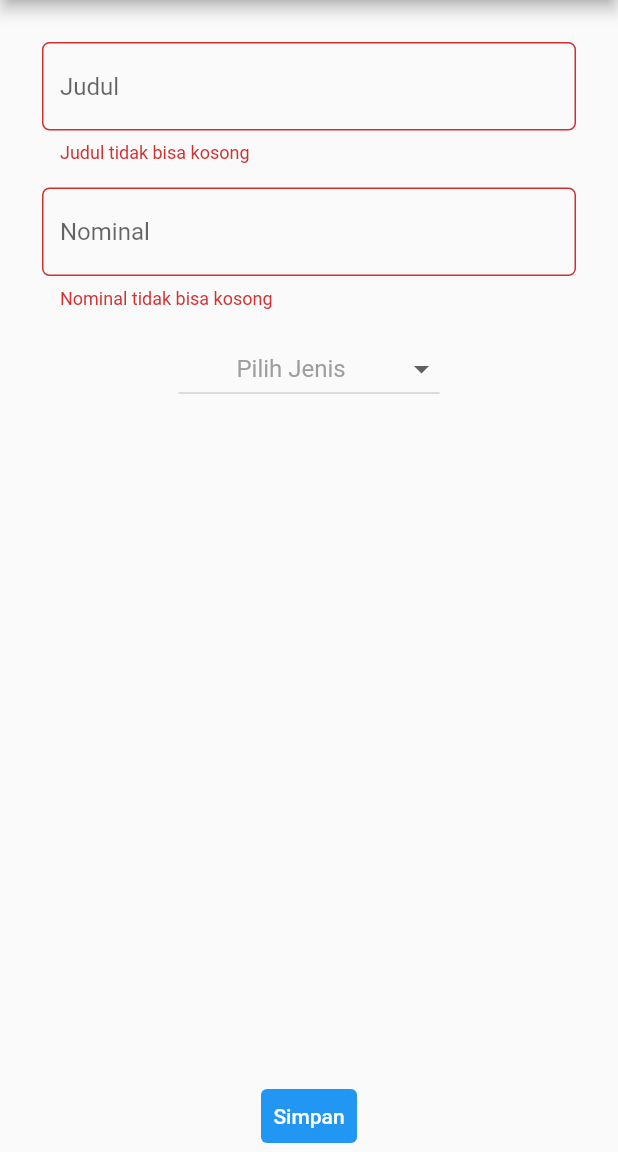
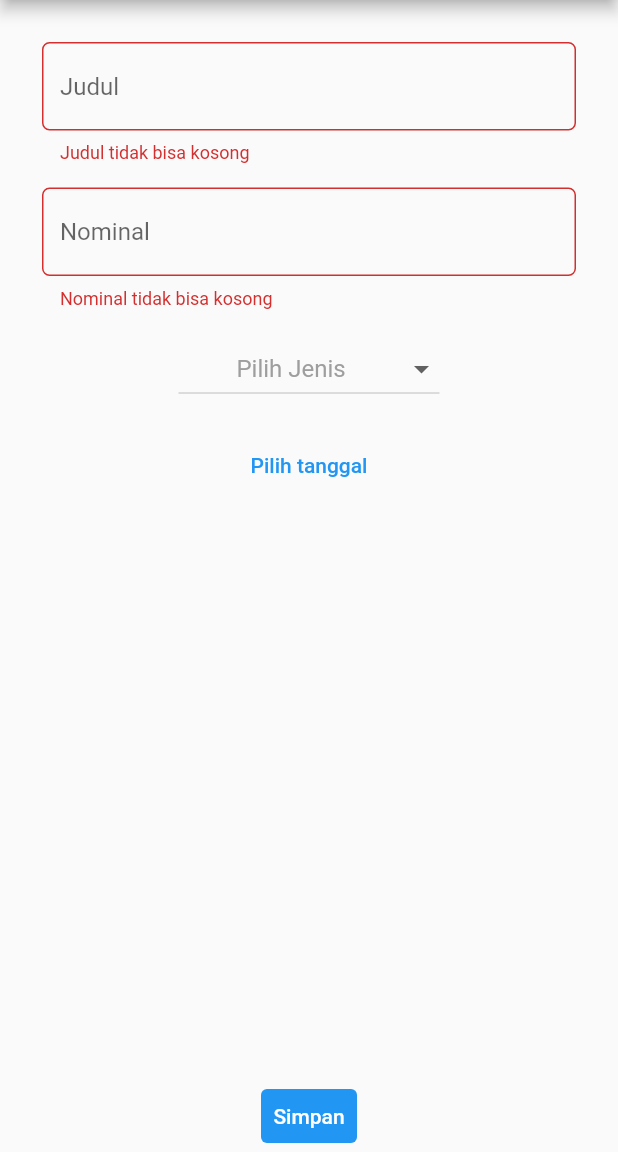
Before and after one commit to RoyNbb/pbp-flutter-lab, a Flutter app: the MyFormPage screen opened directly, after a tap on "Simpan", on a phone screen of 412 x 824 dp, the part 84-1236 px from its top. Run offline on Flutter 3.47's test engine with Material 2 defaults, Android fonts, the phone set to English and light mode, and no system bars.

Commit message:
assignment 8 bonus

```diff
--- a/counter_7/lib/form.dart
+++ b/counter_7/lib/form.dart
@@ -13,23 +13,21 @@ class MyFormPage extends StatefulWidget {
 
 class _MyFormPageState extends State<MyFormPage> {
   final _formKey = GlobalKey<FormState>();
-    String? _judulBudget ;
+  String? _judulBudget;
   int? _nominal;
-    String? _jenisBudget ;
+  String? _jenisBudget;
+  DateTime? _tanggalBudget;
   List<String> listJenisBudget = ['Pemasukan', 'Pengeluaran'];
 
   @override
   Widget build(BuildContext context) {
     return Scaffold(
         appBar: AppBar(
-                title: Text('Form'),
+          title: const Text('Form'),
         ),
-
-            drawer: const DrawerApp(
-            ),
-
+        drawer: const DrawerApp(),
         body: Form(
-              key : _formKey,
+          key: _formKey,
           child: SingleChildScrollView(
             child: Container(
               padding: const EdgeInsets.all(20.0),
@@ -70,7 +68,6 @@ class _MyFormPageState extends State<MyFormPage> {
                       },
                     ),
                   ),
-
                   Padding(
                     // Menggunakan padding sebesar 8 pixels
                     padding: const EdgeInsets.all(8.0),
@@ -112,7 +109,6 @@ class _MyFormPageState extends State<MyFormPage> {
                       },
                     ),
                   ),
-
                   Padding(
                     // Menggunakan padding sebesar 8 pixels
                     padding: const EdgeInsets.all(8.0),
@@ -124,13 +120,11 @@ class _MyFormPageState extends State<MyFormPage> {
                           child: Text(items),
                         );
                       }).toList(),
-
                       onChanged: (String? newValue) {
                         setState(() {
                           _jenisBudget = newValue!;
                         });
                       },
-
                       hint: Container(
                         width: 150, //and here
                         child: const Text(
@@ -139,24 +133,44 @@ class _MyFormPageState extends State<MyFormPage> {
                           textAlign: TextAlign.center,
                         ),
                       ),
-
                     ),
                   ),
-
+                  Padding(
+                      // Menggunakan padding sebesar 8 pixels
+                      padding: const EdgeInsets.all(8.0),
+                      child: TextButton(
+                          child: const Text('Pilih tanggal'),
+                          onPressed: () {
+                            showDatePicker(
+                                    context: context,
+                                    initialDate: DateTime.now(),
+                                    firstDate: DateTime(2022),
+                                    lastDate: DateTime(2030))
+                                .then((date) {
+                              setState(() {
+                                _tanggalBudget = date!;
+                              });
+                            });
+                          }
+                        ),
+                      ),
                 ],
               ),
             ),
           ),
         ),
-
         floatingActionButtonLocation: FloatingActionButtonLocation.centerDocked,
         floatingActionButton: TextButton(
           style: ButtonStyle(
             backgroundColor: MaterialStateProperty.all(Colors.blue),
           ),
           onPressed: () {
-                if (_formKey.currentState!.validate()){
-                  var data = Budget(judul: _judulBudget!, nominal: _nominal!, jenisBudget: _jenisBudget!);
+            if (_formKey.currentState!.validate()) {
+              var data = Budget(
+                  judul: _judulBudget!,
+                  nominal: _nominal!,
+                  jenisBudget: _jenisBudget!,
+                  tanggalBudget: _tanggalBudget!);
               budgets.add(data);
               Navigator.pushReplacement(
                 context,
@@ -168,7 +182,6 @@ class _MyFormPageState extends State<MyFormPage> {
             "Simpan",
             style: TextStyle(color: Colors.white),
           ),
-          )
-        );
+        ));
   }
 }
--- a/counter_7/lib/globals.dart
+++ b/counter_7/lib/globals.dart
@@ -4,9 +4,10 @@ class Budget {
   late String judul;
   late int nominal;
   late String jenisBudget;
-
+  late DateTime tanggalBudget;
   Budget(
-      {required this.judul, required this.nominal, required this.jenisBudget});
+    {required this.judul, required this.nominal, required this.jenisBudget, required this.tanggalBudget}
+  );
 }
 
 List<Budget> budgets = [];
--- a/counter_7/lib/showbudget.dart
+++ b/counter_7/lib/showbudget.dart
@@ -10,11 +10,13 @@ class ShowDataPage extends StatefulWidget {
 }
 
 class _ShowDataPage extends State<ShowDataPage> {
+
+
   @override
   Widget build(BuildContext context) {
     return Scaffold(
       appBar: AppBar(
-        title: Text('Data Budget'),
+        title: const Text('Data Budget'),
       ),
       drawer: const DrawerApp(),
       body: Center(
@@ -23,7 +25,7 @@ class _ShowDataPage extends State<ShowDataPage> {
         itemBuilder: (context, index) {
           return ListTile(
             title: Text(budgets[index].judul),
-            subtitle: Text(budgets[index].nominal.toString()),
+            subtitle: Text(' ${budgets[index].nominal.toString()} \n ${budgets[index].tanggalBudget.toString()}'),
             trailing: Text(budgets[index].jenisBudget),
           );
         },
```
Lines whose indentation alone changed are shown as unchanged.
